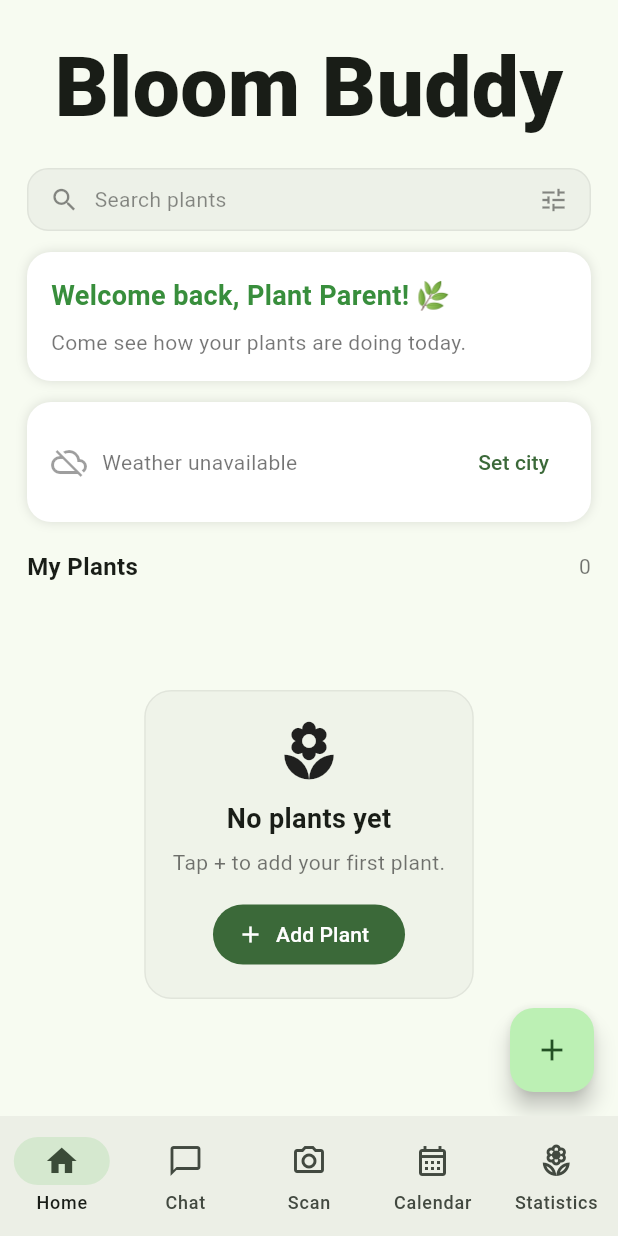
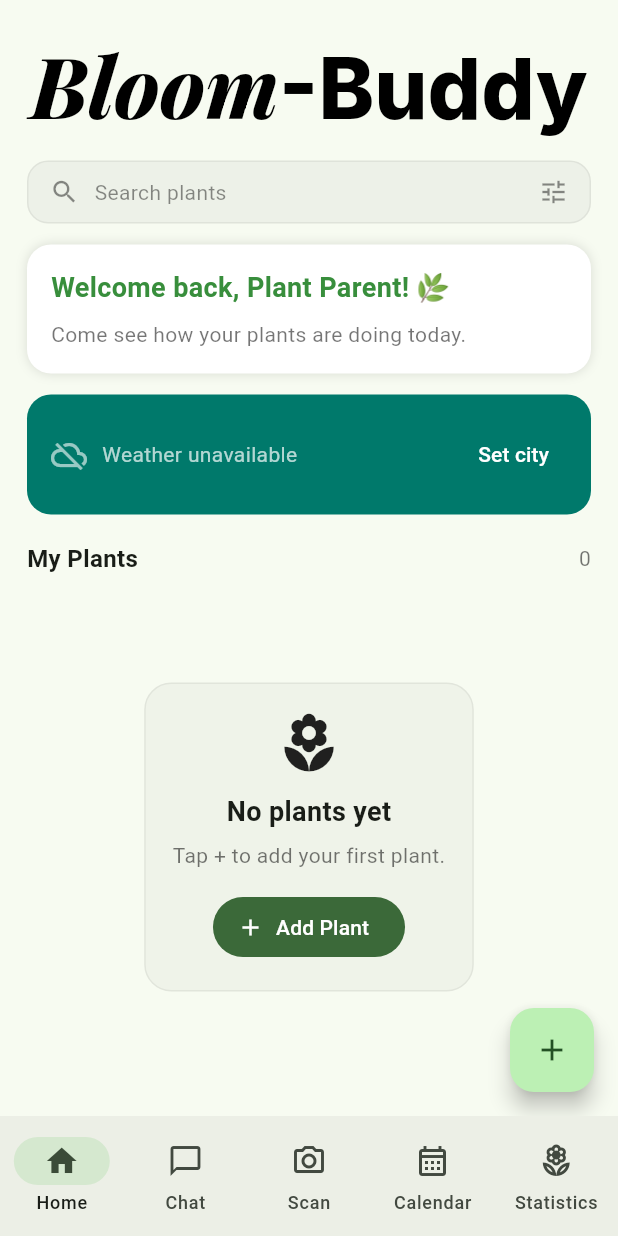
Before and after one commit to Smemedi/Bloom_Buddy, a Flutter app: the screen it shows after launch, on a phone screen of 412 x 824 dp. Run offline on Flutter 3.47's test engine with Material 3 defaults, Android fonts, the phone set to English and light mode, and no system bars; our stand-ins replace flutter_local_notifications, geolocator, google_fonts, image_picker, shared_preferences, table_calendar and 1 more; network calls fail.

Commit message:
-Task List

```diff
--- a/app/lib/main.dart
+++ b/app/lib/main.dart
@@ -6,6 +6,9 @@ import 'package:http/http.dart' as http;
 import 'dart:convert';
 import 'dart:async';
 import 'package:geolocator/geolocator.dart';
+import 'package:google_fonts/google_fonts.dart';
+import 'widgets/task_list.dart';
+import 'utils/task.dart';
 
 const String _owmApiKey = 'af12586bd2c4a19f1a1271f4bad3e7d6';
 void main() => runApp(const PlantApp());
@@ -163,16 +166,10 @@ class _WeatherDashboardState extends State<WeatherDashboard> {
   final _cityCtrl = TextEditingController(text: 'Chicago');
 
   @override
-  void initState() {
-    super.initState();
-    _load();
-  }
+  void initState() { super.initState(); _load(); }
 
   @override
-  void dispose() {
-    _cityCtrl.dispose();
-    super.dispose();
-  }
+  void dispose() { _cityCtrl.dispose(); super.dispose(); }
 
   Future<void> _load() async {
     setState(() { _loading = true; _error = false; });
@@ -186,6 +183,8 @@ class _WeatherDashboardState extends State<WeatherDashboard> {
     if (!mounted) return;
     setState(() { _loading = false; _weather = data; _error = data == null; });
   }
+
+
 
   void _showCityDialog() async {
     final result = await showDialog<String>(
@@ -213,70 +212,60 @@ class _WeatherDashboardState extends State<WeatherDashboard> {
     }
   }
 
+
+
+
   @override
   Widget build(BuildContext context) {
     return Container(
       padding: const EdgeInsets.all(16),
       decoration: BoxDecoration(
-        color: Colors.white,
+        color: Colors.teal.shade700,
         borderRadius: BorderRadius.circular(16),
-        boxShadow: const [BoxShadow(color: Colors.black12, blurRadius: 6)],
       ),
       child: _loading
-          ? const SizedBox(height: 60, child: Center(child: CircularProgressIndicator()))
+          ? const SizedBox(height: 80, child: Center(child: CircularProgressIndicator(color: Colors.white)))
           : _error || _weather == null
-              ? Row(
-                  children: [
-                    const Icon(Icons.cloud_off, color: Colors.black38),
+              ? Row(children: [
+                  const Icon(Icons.cloud_off, color: Colors.white60),
                   const SizedBox(width: 10),
-                    const Expanded(child: Text('Weather unavailable', style: TextStyle(color: Colors.black54))),
-                    TextButton(onPressed: _showCityDialog, child: const Text('Set city')),
-                  ],
-                )
-              : Row(
-                  children: [
-                    Expanded(
-                      child: Column(
+                  const Expanded(child: Text('Weather unavailable', style: TextStyle(color: Colors.white70))),
+                  TextButton(onPressed: _showCityDialog, child: const Text('Set city', style: TextStyle(color: Colors.white))),
+                ])
+              : Column(
                   crossAxisAlignment: CrossAxisAlignment.start,
                   children: [
+                    // Header row
                     GestureDetector(
                       onTap: _showCityDialog,
-                            child: Row(
+                      child: Row(children: [
+                        Text('${_weather!.cityName} Weather Today:',
+                            style: const TextStyle(color: Colors.white, fontSize: 16, fontWeight: FontWeight.w600)),
+                        const SizedBox(width: 6),
+                        const Icon(Icons.edit, size: 14, color: Colors.white60),
+                      ]),
+                    ),
+                    const SizedBox(height: 16),
+                    // Two circular gauges
+                    Row(
+                      mainAxisAlignment: MainAxisAlignment.spaceEvenly,
                       children: [
-                                Text(_weather!.cityName, style: const TextStyle(fontSize: 14, color: Colors.black54)),
-                                const SizedBox(width: 4),
-                                const Icon(Icons.edit, size: 13, color: Colors.black38),
-                              ],
+                        // Humidity gauge
+                        _CircleGauge(
+                          value: _weather!.humidity.toDouble(),
+                          max: 100,
+                          label: '${_weather!.humidity}%',
+                          icon: Icons.umbrella_outlined,
+                          color: Colors.teal.shade300,
                         ),
+                        // Temperature gauge
+                        _CircleGauge(
+                          value: _weather!.tempF,
+                          max: 120,
+                          label: '${_weather!.tempF.round()}',
+                          sublabel: '${_weather!.lowF.round()}   ${_weather!.highF.round()}',
+                          color: Colors.teal.shade300,
                         ),
-                          const SizedBox(height: 2),
-                          Text('${_weather!.tempF.round()}°F',
-                              style: const TextStyle(fontSize: 28, fontWeight: FontWeight.w700)),
-                          Text(_weather!.description,
-                              style: const TextStyle(fontSize: 14, color: Colors.black54)),
-                          const SizedBox(height: 6),
-                          Row(
-                            children: [
-                              Icon(Icons.water_drop_outlined, size: 14, color: Colors.blue.shade300),
-                              const SizedBox(width: 4),
-                              Text('${_weather!.humidity}%', style: const TextStyle(fontSize: 13, color: Colors.black54)),
-                              const SizedBox(width: 12),
-                              Icon(Icons.air, size: 14, color: Colors.blue.shade300),
-                              const SizedBox(width: 4),
-                              Text('${_weather!.windMph.round()} mph', style: const TextStyle(fontSize: 13, color: Colors.black54)),
-                            ],
-                          ),
-                        ],
-                      ),
-                    ),
-                    Column(
-                      crossAxisAlignment: CrossAxisAlignment.end,
-                      children: [
-                        Text(WeatherService.iconEmoji(_weather!.iconCode),
-                            style: const TextStyle(fontSize: 44)),
-                        const SizedBox(height: 4),
-                        Text('H:${_weather!.highF.round()}° L:${_weather!.lowF.round()}°',
-                            style: const TextStyle(fontSize: 13, color: Colors.black54)),
                       ],
                     ),
                   ],
@@ -285,6 +274,61 @@ class _WeatherDashboardState extends State<WeatherDashboard> {
   }
 }
 
+class _CircleGauge extends StatelessWidget {
+  final double value;
+  final double max;
+  final String label;
+  final String? sublabel;
+  final IconData? icon;
+  final Color color;
+
+  const _CircleGauge({
+    required this.value,
+    required this.max,
+    required this.label,
+    this.sublabel,
+    this.icon,
+    required this.color,
+  });
+
+  @override
+  Widget build(BuildContext context) {
+    return Column(
+      children: [
+        SizedBox(
+          width: 100,
+          height: 100,
+          child: Stack(
+            fit: StackFit.expand,
+            children: [
+              CircularProgressIndicator(
+                value: value / max,
+                strokeWidth: 8,
+                backgroundColor: Colors.white24,
+                valueColor: AlwaysStoppedAnimation<Color>(color),
+              ),
+              Center(
+                child: Column(
+                  mainAxisSize: MainAxisSize.min,
+                  children: [
+                    if (icon != null) Icon(icon, color: Colors.white70, size: 18),
+                    Text(label,
+                        style: const TextStyle(
+                            color: Colors.white, fontSize: 22, fontWeight: FontWeight.w700)),
+                  ],
+                ),
+              ),
+            ],
+          ),
+        ),
+        if (sublabel != null) ...[
+          const SizedBox(height: 6),
+          Text(sublabel!, style: const TextStyle(color: Colors.white70, fontSize: 13)),
+        ],
+      ],
+    );
+  }
+}
 // ─── HOME PAGE ───────────────────────────────────────────────────────
 class HomePlantsPage extends StatefulWidget {
   const HomePlantsPage({super.key});
@@ -317,6 +361,7 @@ class _HomePlantsPageState extends State<HomePlantsPage>
 
   final PageController _pageController = PageController(viewportFraction: 0.78);
   final List<Plant> _plants = [];
+  final List<PlantTask> _tasks = [];  // insert tasks
   int _currentIndex = 0;
 
   @override
@@ -427,6 +472,36 @@ class _HomePlantsPageState extends State<HomePlantsPage>
     }
   }
 
+  // task dialog
+  void _addTaskDialog() async {
+  final ctrl = TextEditingController();
+  final result = await showDialog<String>(
+    context: context,
+    builder: (ctx) => AlertDialog(
+      title: const Text('Add Task'),
+      content: TextField(
+        controller: ctrl,
+        autofocus: true,
+        decoration: const InputDecoration(labelText: 'Task (e.g., Water @2pm)'),
+        onSubmitted: (_) => Navigator.pop(ctx, ctrl.text.trim()),
+      ),
+      actions: [
+        TextButton(onPressed: () => Navigator.pop(ctx), child: const Text('Cancel')),
+        FilledButton(onPressed: () => Navigator.pop(ctx, ctrl.text.trim()), child: const Text('Add')),
+      ],
+    ),
+  );
+  if (result != null && result.isNotEmpty) {
+    setState(() => _tasks.add(PlantTask(
+      id: DateTime.now().millisecondsSinceEpoch.toString(),
+      title: result,
+      createdDate: DateTime.now(),
+      )));
+  }
+}
+// end of task dialog
+
+//Bloom Buddy heading
   @override
   Widget build(BuildContext context) {
     super.build(context);
@@ -443,10 +518,33 @@ class _HomePlantsPageState extends State<HomePlantsPage>
             padding: EdgeInsets.fromLTRB(18, topPad + 18, 18, 0),
             sliver: SliverList(
               delegate: SliverChildListDelegate([
+
+              // "Bloom Buddy" Text widget with:
               Center(
-                  child: const Text('Bloom Buddy',
-                      textAlign: TextAlign.center,
-                      style: TextStyle(fontSize: 56, fontWeight: FontWeight.w800)),
+
+              child:RichText(
+                text: TextSpan(
+                  children: [
+                    TextSpan(
+                      text: 'Bloom',
+                      style: GoogleFonts.playfairDisplay(
+                        fontSize: 56,
+                        fontWeight: FontWeight.w800,
+                        fontStyle: FontStyle.italic,
+                        color: Colors.black,
+                      ),
+                    ),
+                    TextSpan(
+                      text: '-Buddy',
+                      style: GoogleFonts.inter(
+                        fontSize: 56,
+                        fontWeight: FontWeight.w800,
+                        color: Colors.black,
+                      ),
+                    ),
+                  ],
+                ),
+              ),
               ),
                 const SizedBox(height: 14),
                 Container(
@@ -525,12 +623,38 @@ class _HomePlantsPageState extends State<HomePlantsPage>
                         ),
                 ),
                 const SizedBox(height: 100),
+
+                  //task build method
+
+                const SizedBox(height: 18),
+                Row(
+                  children: [
+                    const Text('Daily Tasks', style: TextStyle(fontSize: 16, fontWeight: FontWeight.w700)),
+                    const Spacer(),
+                    IconButton(
+                      onPressed: _addTaskDialog,
+                      icon: const Icon(Icons.add_circle_outline),
+                    ),
+                  ],
+                ),
+                SizedBox(
+                  height: 300,
+                  child: TaskList(
+                    tasks: _tasks,
+                    onToggleCompletion: (task) => setState(() => task.isCompleted = !task.isCompleted),
+                    onRemove: (task) => setState(() => _tasks.remove(task)),
+                  ),
+                ),
+                const SizedBox(height: 100),
+
+    //end of task build method
               ]),
             ),
           ),
         ],
       ),
     );
+
   }
 }
 
@@ -1202,5 +1326,7 @@ class _CameraDetectionPageState extends State<CameraDetectionPage> {
         ),
       ),
     );
+
+
   }
 }
--- a/app/lib/widgets/task_list.dart
+++ b/app/lib/widgets/task_list.dart
@@ -20,6 +20,8 @@ class TaskList extends StatelessWidget {
       return const Center(child: Text('No tasks for this day'));
     }
     return ListView.builder(
+      shrinkWrap: true,
+      physics: const ClampingScrollPhysics(),
       itemCount: tasks.length,
       itemBuilder: (context, index) {
         final task = tasks[index];
--- a/app/pubspec.yaml
+++ b/app/pubspec.yaml
@@ -20,6 +20,7 @@ dependencies:
   uuid: ^4.0.0
   cupertino_icons: ^1.0.8
   geolocator: ^12.0.0
+  google_fonts: ^8.0.2
 
 dev_dependencies:
   flutter_test:
```
Also changed, not shown: app/pubspec.lock, 1 other file. Lines whose indentation alone changed are shown as unchanged.
